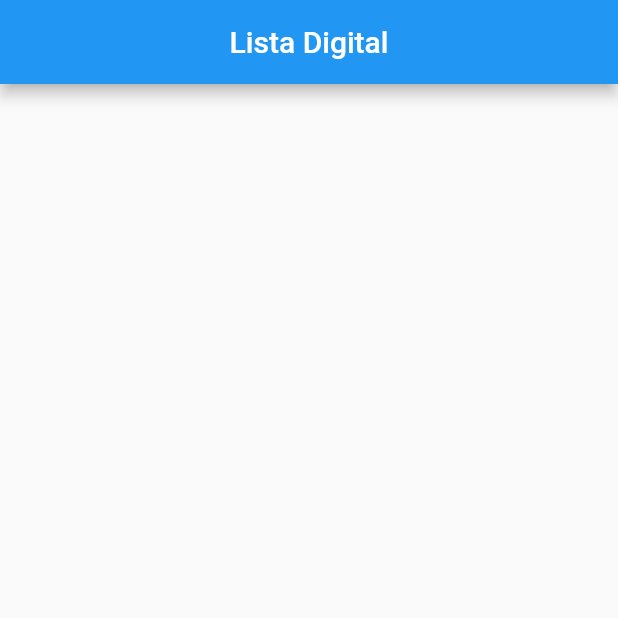
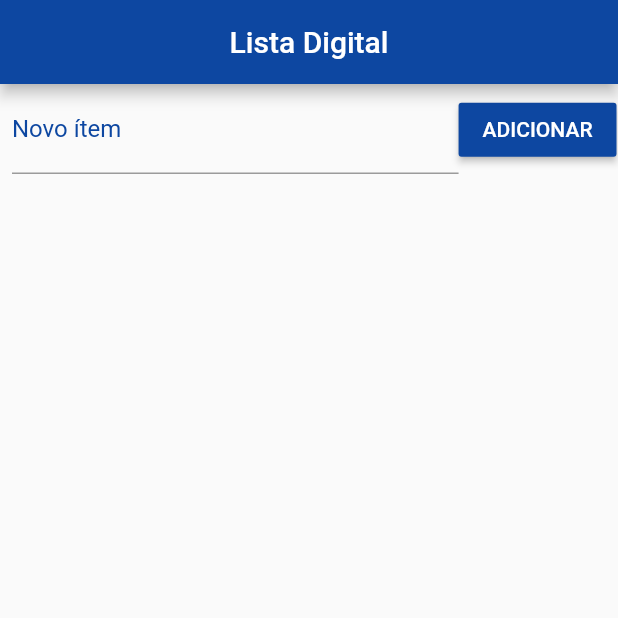
Before and after one commit to ailtoncunhasilva/lista-digital-flutter, a Flutter app: the screen it shows after launch, on a phone screen of 412 x 824 dp, the top half of it. Run offline on Flutter 3.47's test engine with Material 2 defaults, Android fonts, the phone set to English and light mode, and no system bars.

Commit message:
initial construction MyHomePage

```diff
--- a/lib/main.dart
+++ b/lib/main.dart
@@ -32,8 +32,30 @@ class _MyHomePageState extends State<MyHomePage> {
   @override
   Widget build(BuildContext context) {
     return Scaffold(
-      appBar: AppBar(title: Text('Lista Digital'), centerTitle: true),
-    );
+        appBar: AppBar(
+            title: Text('Lista Digital'),
+            backgroundColor: Colors.blue[900],
+            centerTitle: true),
+        body: Column(
+          children: <Widget>[
+            Container(
+              padding: EdgeInsets.fromLTRB(8, 1, 1, 8),
+              child: Row(children: <Widget>[
+                Expanded(
+                  child: TextField(
+                      decoration: InputDecoration(
+                          labelText: 'Novo ítem',
+                          labelStyle: TextStyle(color: Colors.blue[900]))),
+                ),
+                RaisedButton(
+                    color: Colors.blue[900],
+                    child: Text('ADICIONAR'),
+                    textColor: Colors.white,
+                    onPressed: () {})
+              ]),
+            )
+          ],
+        ));
   }
 
   Future<File> _getFile() async {
@@ -48,12 +70,12 @@ class _MyHomePageState extends State<MyHomePage> {
     return file.writeAsString(data);
   }
 
-  Future<String> _readData() async{
-    try{
+  Future<String> _readData() async {
+    try {
       final file = await _getFile();
 
       return file.readAsString();
-    }catch(e){
+    } catch (e) {
       return null;
     }
   }
```
